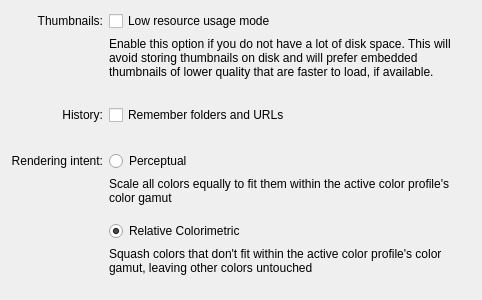
Old version of the form app/advancedconfigpage.ui in the repository KDE/gwenview.
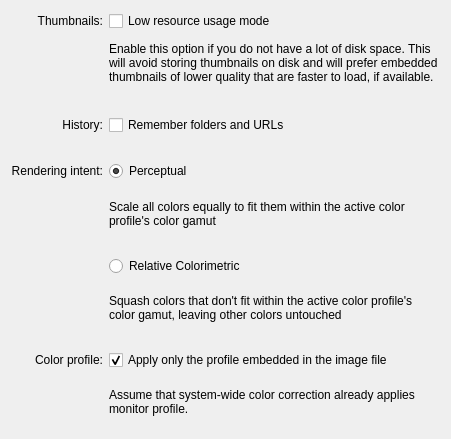
New version of the form.

Commit message:
Make using monitor color profile optional
Summary: BUG: 401154

Reviewers: #gwenview, #vdg, ngraham

Reviewed By: #gwenview, #vdg, ngraham

Subscribers: ngraham

Tags: #gwenview

Patch:
```diff
--- a/app/advancedconfigpage.ui
+++ b/app/advancedconfigpage.ui
@@ -6,21 +6,20 @@
    <rect>
     <x>0</x>
     <y>0</y>
-    <width>482</width>
-    <height>300</height>
+    <width>451</width>
+    <height>439</height>
    </rect>
   </property>
-  <layout class="QGridLayout" name="gridLayout">
-   <item row="0" column="0">
-    <widget class="QLabel" name="label_2">
-     <property name="text">
-      <string>Thumbnails:</string>
-     </property>
-     <property name="alignment">
-      <set>Qt::AlignRight|Qt::AlignTrailing|Qt::AlignVCenter</set>
-     </property>
-    </widget>
-   </item>
+  <property name="sizePolicy">
+   <sizepolicy hsizetype="Minimum" vsizetype="Fixed">
+    <horstretch>0</horstretch>
+    <verstretch>0</verstretch>
+   </sizepolicy>
+  </property>
+  <layout class="QGridLayout" name="gridLayout" rowstretch="0,0,0,0,0,0,0,0,0,0,0,0,0">
+   <property name="sizeConstraint">
+    <enum>QLayout::SetDefaultConstraint</enum>
+   </property>
    <item row="0" column="1">
     <layout class="QHBoxLayout" name="horizontalLayout_2">
      <item>
@@ -45,8 +44,30 @@
      </item>
     </layout>
    </item>
+   <item row="7" column="0" colspan="2">
+    <spacer name="verticalSpacer_3">
+     <property name="orientation">
+      <enum>Qt::Vertical</enum>
+     </property>
+     <property name="sizeType">
+      <enum>QSizePolicy::Fixed</enum>
+     </property>
+     <property name="sizeHint" stdset="0">
+      <size>
+       <width>20</width>
+       <height>10</height>
+      </size>
+     </property>
+    </spacer>
+   </item>
    <item row="1" column="1">
     <widget class="QLabel" name="cacheHelpLabel">
+     <property name="sizePolicy">
+      <sizepolicy hsizetype="Minimum" vsizetype="Fixed">
+       <horstretch>0</horstretch>
+       <verstretch>0</verstretch>
+      </sizepolicy>
+     </property>
      <property name="text">
          <string>Enable this option if you do not have a lot of disk space. This will avoid storing thumbnails on disk and will prefer embedded thumbnails of lower quality that are faster to load, if available.</string>
      </property>
@@ -55,21 +76,25 @@
      </property>
     </widget>
    </item>
-   <item row="2" column="0">
-    <spacer name="verticalSpacer_1">
-     <property name="orientation">
-      <enum>Qt::Vertical</enum>
+   <item row="0" column="0">
+    <widget class="QLabel" name="label_2">
+     <property name="text">
+      <string>Thumbnails:</string>
      </property>
-     <property name="sizeType">
-      <enum>QSizePolicy::Fixed</enum>
+     <property name="alignment">
+      <set>Qt::AlignRight|Qt::AlignTrailing|Qt::AlignVCenter</set>
      </property>
-     <property name="sizeHint" stdset="0">
-      <size>
-       <width>20</width>
-       <height>20</height>
-      </size>
+    </widget>
+   </item>
+   <item row="9" column="1">
+    <widget class="QLabel" name="relativeHelpLabel">
+     <property name="text">
+      <string>Squash colors that don't fit within the active color profile's color gamut, leaving other colors untouched</string>
      </property>
-    </spacer>
+     <property name="wordWrap">
+      <bool>true</bool>
+     </property>
+    </widget>
    </item>
    <item row="3" column="0">
     <widget class="QLabel" name="label_3">
@@ -81,32 +106,22 @@
      </property>
     </widget>
    </item>
-   <item row="3" column="1">
-    <layout class="QHBoxLayout" name="horizontalLayout">
+   <item row="8" column="1">
+    <layout class="QHBoxLayout" name="horizontalLayout_3">
      <item>
-      <widget class="QCheckBox" name="kcfg_HistoryEnabled">
+      <widget class="QRadioButton" name="relativeRenderingIntentRadioButton">
        <property name="text">
-        <string>Remember folders and URLs</string>
+        <string comment="@option:Relative Colorimetric rendering intent">Relative Colorimetric</string>
+       </property>
+       <property name="checked">
+        <bool>true</bool>
        </property>
       </widget>
      </item>
-     <item>
-      <spacer name="horizontalSpacer_2">
-       <property name="orientation">
-        <enum>Qt::Horizontal</enum>
-       </property>
-       <property name="sizeHint" stdset="0">
-        <size>
-         <width>40</width>
-         <height>20</height>
-        </size>
-       </property>
-      </spacer>
-     </item>
     </layout>
    </item>
-   <item row="4" column="0" colspan="2">
-    <spacer name="verticalSpacer_2">
+   <item row="10" column="0" colspan="2">
+    <spacer name="verticalSpacer_7">
      <property name="orientation">
       <enum>Qt::Vertical</enum>
      </property>
@@ -116,23 +131,26 @@
      <property name="sizeHint" stdset="0">
       <size>
        <width>20</width>
-       <height>20</height>
+       <height>10</height>
       </size>
      </property>
     </spacer>
    </item>
-   <item row="5" column="0">
-    <widget class="QLabel" name="colorRenderingLabel">
-     <property name="text">
-      <string>Rendering intent:</string>
+   <item row="2" column="0">
+    <spacer name="verticalSpacer_1">
+     <property name="orientation">
+      <enum>Qt::Vertical</enum>
      </property>
-     <property name="alignment">
-      <set>Qt::AlignRight|Qt::AlignTrailing|Qt::AlignVCenter</set>
+     <property name="sizeType">
+      <enum>QSizePolicy::Fixed</enum>
      </property>
-     <property name="buddy">
-      <cstring>relativeRenderingIntentRadioButton</cstring>
+     <property name="sizeHint" stdset="0">
+      <size>
+       <width>20</width>
+       <height>20</height>
+      </size>
      </property>
-    </widget>
+    </spacer>
    </item>
     <item row="5" column="1">
     <layout class="QHBoxLayout" name="horizontalLayout_4">
@@ -158,8 +176,45 @@
     </property>
    </widget>
   </item>
-  <item row="7" column="0" colspan="2">
-   <spacer name="verticalSpacer_3">
+   <item row="5" column="0">
+    <widget class="QLabel" name="colorRenderingLabel">
+     <property name="text">
+      <string>Rendering intent:</string>
+     </property>
+     <property name="alignment">
+      <set>Qt::AlignRight|Qt::AlignTrailing|Qt::AlignVCenter</set>
+     </property>
+     <property name="buddy">
+      <cstring>relativeRenderingIntentRadioButton</cstring>
+     </property>
+    </widget>
+   </item>
+   <item row="3" column="1">
+    <layout class="QHBoxLayout" name="horizontalLayout">
+     <item>
+      <widget class="QCheckBox" name="kcfg_HistoryEnabled">
+       <property name="text">
+        <string>Remember folders and URLs</string>
+       </property>
+      </widget>
+     </item>
+     <item>
+      <spacer name="horizontalSpacer_2">
+       <property name="orientation">
+        <enum>Qt::Horizontal</enum>
+       </property>
+       <property name="sizeHint" stdset="0">
+        <size>
+         <width>40</width>
+         <height>20</height>
+        </size>
+       </property>
+      </spacer>
+     </item>
+    </layout>
+   </item>
+   <item row="4" column="0" colspan="2">
+    <spacer name="verticalSpacer_2">
     <property name="orientation">
      <enum>Qt::Vertical</enum>
     </property>
@@ -169,47 +224,60 @@
     <property name="sizeHint" stdset="0">
      <size>
       <width>20</width>
-      <height>10</height>
+       <height>20</height>
      </size>
     </property>
    </spacer>
   </item>
-  <item row="8" column="1">
-   <layout class="QHBoxLayout" name="horizontalLayout_3">
+   <item row="11" column="1">
+    <layout class="QHBoxLayout" name="horizontalLayout_5">
     <item>
-     <widget class="QRadioButton" name="relativeRenderingIntentRadioButton">
+      <widget class="QCheckBox" name="kcfg_NoMonitorICC">
+       <property name="toolTip">
+        <string/>
+       </property>
       <property name="text">
-       <string comment="@option:Relative Colorimetric rendering intent">Relative Colorimetric</string>
+        <string>Apply only the profile embedded in the image file</string>
       </property>
       <property name="checked">
        <bool>true</bool>
       </property>
      </widget>
     </item>
-   </layout>
-  </item>
-  <item row="9" column="1">
-   <widget class="QLabel" name="relativeHelpLabel">
+     <item>
+      <spacer name="horizontalSpacer_3">
+       <property name="orientation">
+        <enum>Qt::Horizontal</enum>
+       </property>
+       <property name="sizeHint" stdset="0">
+        <size>
+         <width>40</width>
+         <height>20</height>
+        </size>
+       </property>
+      </spacer>
+     </item>
+    </layout>
+   </item>
+   <item row="12" column="1">
+    <widget class="QLabel" name="colorProfileHelpLabel">
     <property name="text">
-        <string>Squash colors that don't fit within the active color profile's color gamut, leaving other colors untouched</string>
+      <string>Assume that system-wide color correction already applies monitor profile.</string>
     </property>
     <property name="wordWrap">
      <bool>true</bool>
     </property>
    </widget>
   </item>
-  <item row="10" column="1">
-    <spacer name="verticalSpacer_7">
-     <property name="orientation">
-      <enum>Qt::Vertical</enum>
+   <item row="11" column="0">
+    <widget class="QLabel" name="colorProfileLabel">
+     <property name="text">
+      <string>Color profile:</string>
      </property>
-     <property name="sizeHint" stdset="0">
-      <size>
-       <width>20</width>
-       <height>20</height>
-      </size>
+     <property name="alignment">
+      <set>Qt::AlignRight|Qt::AlignTrailing|Qt::AlignVCenter</set>
      </property>
-    </spacer>
+    </widget>
    </item>
   </layout>
  </widget>
```
Lines whose indentation alone changed are shown as unchanged. The commit also changes 6 other files.
